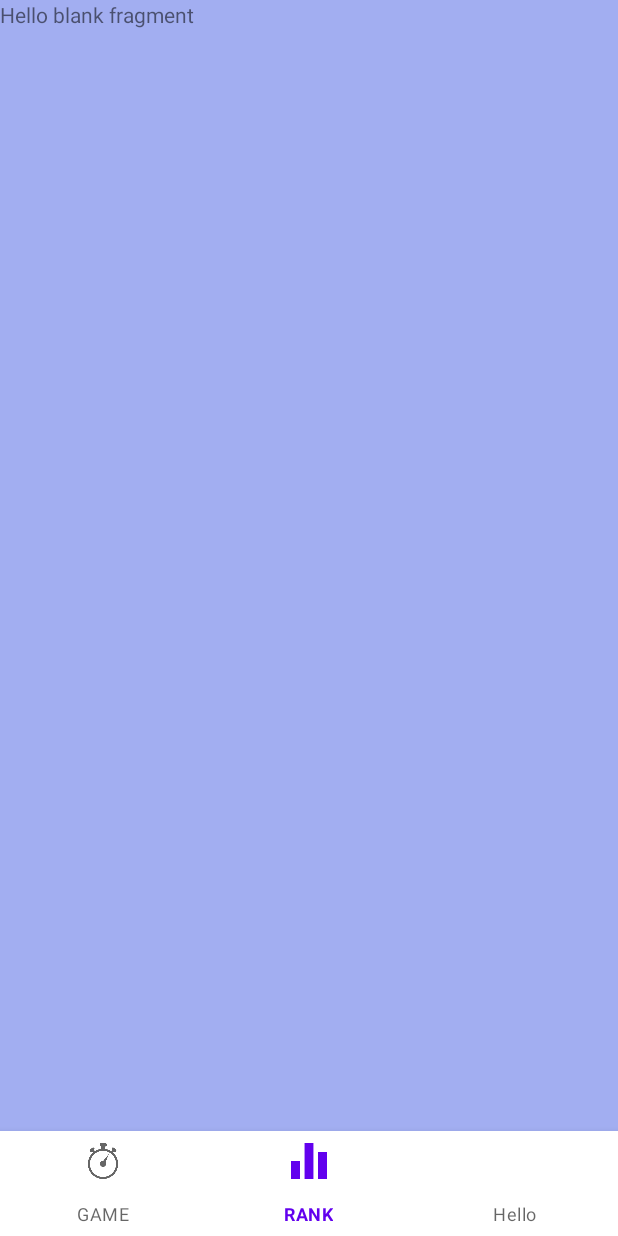
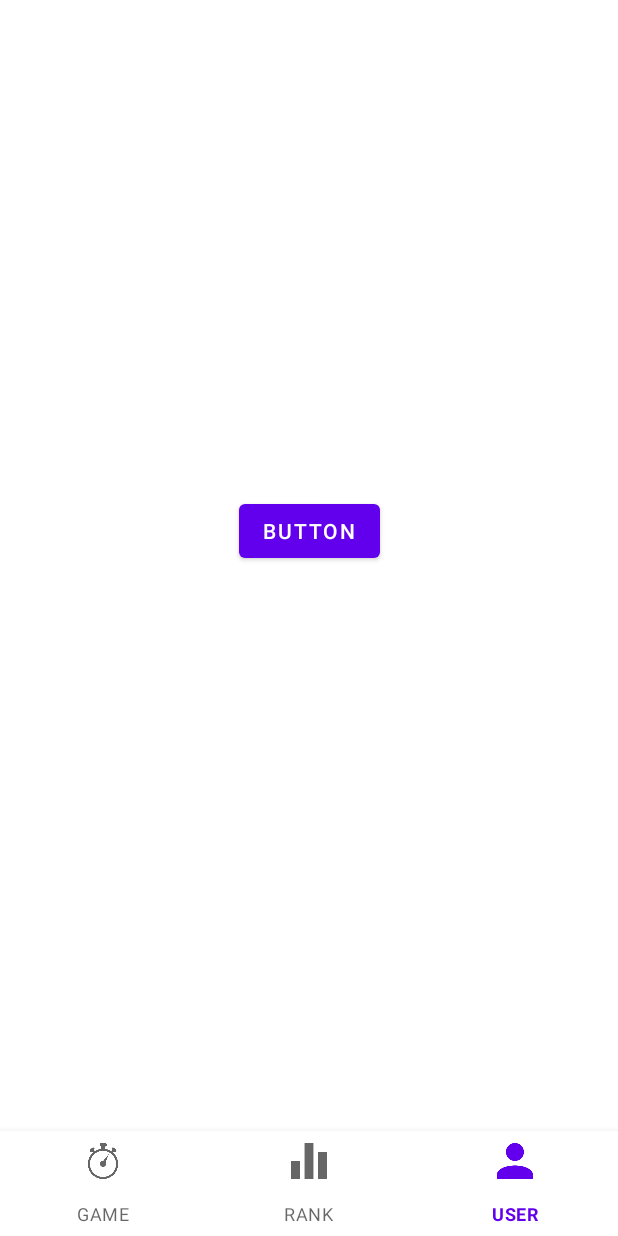
Before and after one commit to MinwooP/Hitthetime, an Android app: the GameActivity screen opened directly, with no data from a screen before it, item 3 of the bottom bar chosen, on a phone screen of 412 x 824 dp. Run offline under Robolectric (Android 15) with nearby library versions, the phone set to English and light mode, and no system bars.

```diff
--- a/app/src/main/java/com/example/hitthetimetoandrod/GameActivity.java
+++ b/app/src/main/java/com/example/hitthetimetoandrod/GameActivity.java
@@ -1,3 +1,4 @@
+
 package com.example.hitthetimetoandrod;
 
 import androidx.annotation.NonNull;
@@ -57,6 +58,8 @@ public class GameActivity extends AppCompatActivity {
             } else if (id == R.id.navigation_rank){
 
                 fragment = new RankFragment();
+            } else {
+                fragment = new UserFragment();
             }
 
             fragmentTransaction.add(R.id.frameLayouts, fragment, tag);
--- /dev/null
+++ b/app/src/main/java/com/example/hitthetimetoandrod/UserFragment.java
@@ -0,0 +1,64 @@
+package com.example.hitthetimetoandrod;
+
+import android.os.Bundle;
+
+import androidx.fragment.app.Fragment;
+
+import android.view.LayoutInflater;
+import android.view.View;
+import android.view.ViewGroup;
+
+/**
+ * A simple {@link Fragment} subclass.
+ * Use the {@link UserFragment#newInstance} factory method to
+ * create an instance of this fragment.
+ */
+public class UserFragment extends Fragment {
+
+    // TODO: Rename parameter arguments, choose names that match
+    // the fragment initialization parameters, e.g. ARG_ITEM_NUMBER
+    private static final String ARG_PARAM1 = "param1";
+    private static final String ARG_PARAM2 = "param2";
+
+    // TODO: Rename and change types of parameters
+    private String mParam1;
+    private String mParam2;
+
+    public UserFragment() {
+        // Required empty public constructor
+    }
+
+    /**
+     * Use this factory method to create a new instance of
+     * this fragment using the provided parameters.
+     *
+     * @param param1 Parameter 1.
+     * @param param2 Parameter 2.
+     * @return A new instance of fragment UserFragment.
+     */
+    // TODO: Rename and change types and number of parameters
+    public static UserFragment newInstance(String param1, String param2) {
+        UserFragment fragment = new UserFragment();
+        Bundle args = new Bundle();
+        args.putString(ARG_PARAM1, param1);
+        args.putString(ARG_PARAM2, param2);
+        fragment.setArguments(args);
+        return fragment;
+    }
+
+    @Override
+    public void onCreate(Bundle savedInstanceState) {
+        super.onCreate(savedInstanceState);
+        if (getArguments() != null) {
+            mParam1 = getArguments().getString(ARG_PARAM1);
+            mParam2 = getArguments().getString(ARG_PARAM2);
+        }
+    }
+
+    @Override
+    public View onCreateView(LayoutInflater inflater, ViewGroup container,
+                             Bundle savedInstanceState) {
+        // Inflate the layout for this fragment
+        return inflater.inflate(R.layout.fragment_user, container, false);
+    }
+}
--- /dev/null
+++ b/app/src/main/res/layout/fragment_user.xml
@@ -0,0 +1,20 @@
+<?xml version="1.0" encoding="utf-8"?>
+<androidx.constraintlayout.widget.ConstraintLayout xmlns:android="http://schemas.android.com/apk/res/android"
+    xmlns:app="http://schemas.android.com/apk/res-auto"
+    xmlns:tools="http://schemas.android.com/tools"
+    android:layout_width="match_parent"
+    android:layout_height="match_parent"
+    tools:context=".UserFragment">
+
+    <Button
+        android:id="@+id/button2"
+        android:layout_width="wrap_content"
+        android:layout_height="wrap_content"
+        android:text="Button"
+        app:layout_constraintBottom_toBottomOf="parent"
+        app:layout_constraintEnd_toEndOf="parent"
+        app:layout_constraintStart_toStartOf="parent"
+        app:layout_constraintTop_toTopOf="parent"
+        app:layout_constraintVertical_bias="0.467" />
+
+</androidx.constraintlayout.widget.ConstraintLayout>
--- a/app/src/main/res/menu/bottom_nav.xml
+++ b/app/src/main/res/menu/bottom_nav.xml
@@ -11,10 +11,9 @@
         android:title="RANK" />
 
     <item
-        android:id="@+id/action_empty"
-        android:title="Hello"
-        android:enabled="false"
-        android:checkable="false"/>
+        android:id="@+id/navigation_user"
+        android:title="USER"
+        android:icon="@drawable/ic_user"/>
 </menu>
 
     <!-- android:icon="@drawable/timer_icon"
```
Also changed, not shown: app/src/main/res/drawable-hdpi/ic_user.png (added), app/src/main/res/drawable-ldpi/ic_user.png (added), app/src/main/res/drawable-mdpi/ic_user.png (added), app/src/main/res/drawable-xhdpi/ic_user.png (added), app/src/main/res/drawable-xxhdpi/ic_user.png (added), app/src/main/res/drawable-xxxhdpi/ic_user.png (added).
